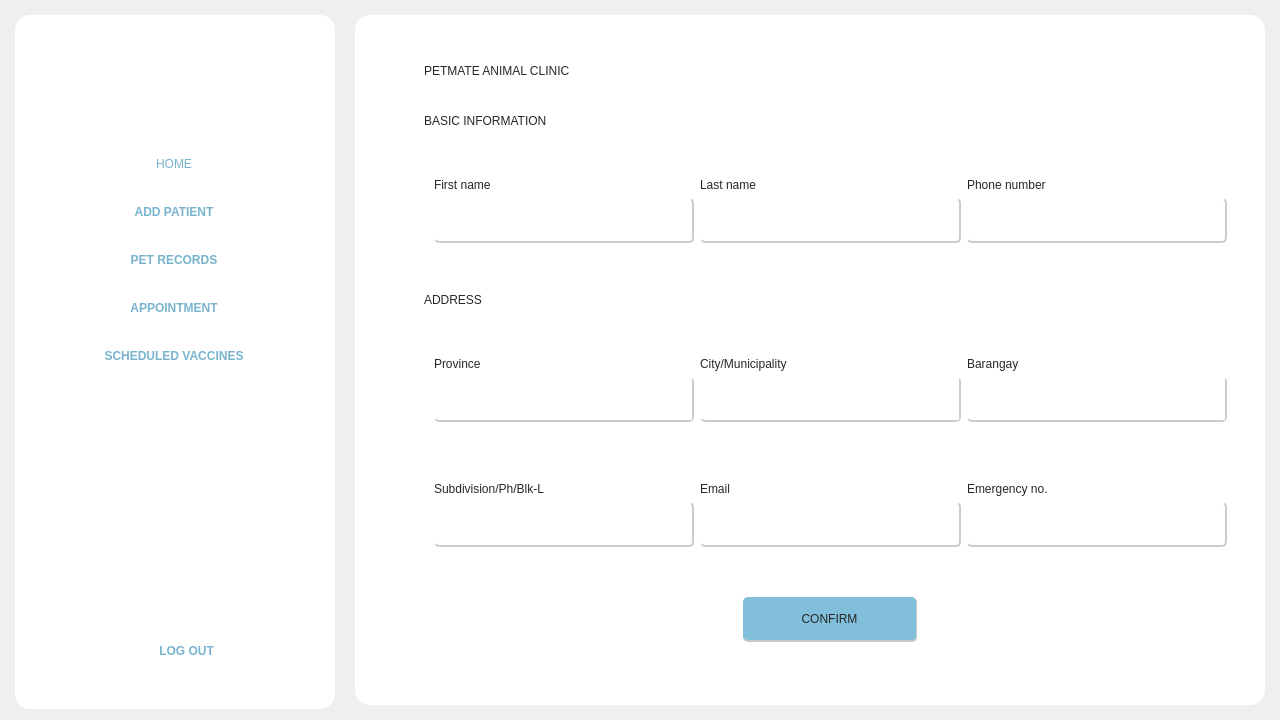
rmmln/Petmate-Desktop-Application, file Frontend/Home.ui: the form before one commit.
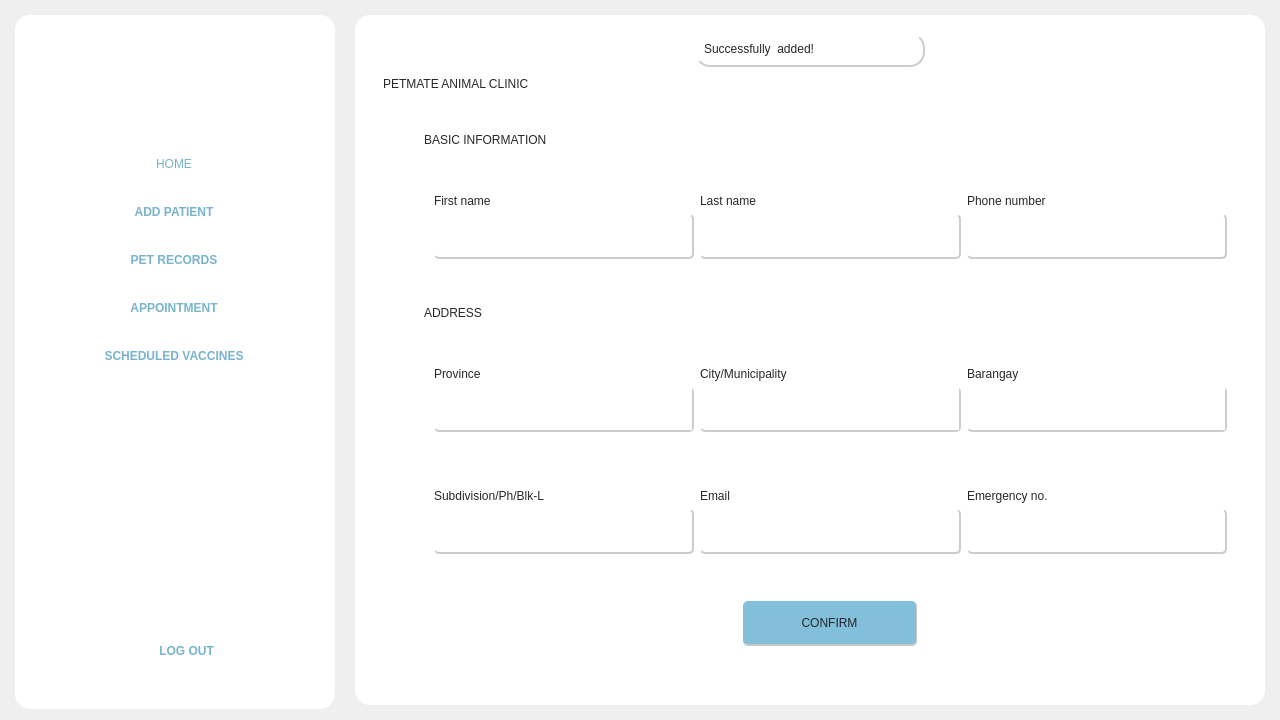
The form after the commit. Icons and pictures are not drawn.

Patch:
```diff
--- a/Frontend/Home.ui
+++ b/Frontend/Home.ui
@@ -892,8 +892,89 @@
            <property name="sizeConstraint">
             <enum>QLayout::SetDefaultConstraint</enum>
            </property>
-           <item alignment="Qt::AlignLeft|Qt::AlignTop">
+           <item alignment="Qt::AlignHCenter">
+            <widget class="QFrame" name="successfullAlert">
+             <property name="enabled">
+              <bool>true</bool>
+             </property>
+             <property name="sizePolicy">
+              <sizepolicy hsizetype="Fixed" vsizetype="Fixed">
+               <horstretch>0</horstretch>
+               <verstretch>0</verstretch>
+              </sizepolicy>
+             </property>
+             <property name="minimumSize">
+              <size>
+               <width>230</width>
+               <height>0</height>
+              </size>
+             </property>
+             <property name="maximumSize">
+              <size>
+               <width>330</width>
+               <height>16777215</height>
+              </size>
+             </property>
+             <property name="styleSheet">
+              <string notr="true">#successfullAlert{
+	border-radius:15px;
+	border-right: 2px solid #cccccc;
+    border-bottom: 2px solid #cccccc;
+	background-color:white;
+}</string>
+             </property>
+             <property name="frameShape">
+              <enum>QFrame::StyledPanel</enum>
+             </property>
+             <property name="frameShadow">
+              <enum>QFrame::Raised</enum>
+             </property>
+             <property name="lineWidth">
+              <number>1</number>
+             </property>
+             <layout class="QHBoxLayout" name="horizontalLayout_4">
+              <property name="spacing">
+               <number>0</number>
+              </property>
+              <item>
+               <widget class="QLabel" name="label_23">
+                <property name="styleSheet">
+                 <string notr="true">font: 57 16pt &quot;Montserrat Medium&quot;;
+color:rgb(39, 39, 39);
+</string>
+                </property>
+                <property name="text">
+                 <string>Successfully  added!  </string>
+                </property>
+               </widget>
+              </item>
+              <item>
+               <widget class="QLabel" name="label_22">
+                <property name="maximumSize">
+                 <size>
+                  <width>30</width>
+                  <height>30</height>
+                 </size>
+                </property>
+                <property name="text">
+                 <string/>
+                </property>
+                <property name="pixmap">
+                 <pixmap resource="resource.qrc">:/Icons/Icons/check.png</pixmap>
+                </property>
+                <property name="scaledContents">
+                 <bool>true</bool>
+                </property>
+               </widget>
+              </item>
+             </layout>
+            </widget>
+           </item>
+           <item>
             <widget class="QFrame" name="frame_2">
+             <property name="styleSheet">
+              <string notr="true"/>
+             </property>
              <property name="frameShape">
               <enum>QFrame::StyledPanel</enum>
              </property>
@@ -901,18 +982,6 @@
               <enum>QFrame::Raised</enum>
              </property>
              <layout class="QHBoxLayout" name="horizontalLayout">
-              <property name="spacing">
-               <number>70</number>
-              </property>
-              <property name="leftMargin">
-               <number>50</number>
-              </property>
-              <property name="topMargin">
-               <number>30</number>
-              </property>
-              <property name="bottomMargin">
-               <number>0</number>
-              </property>
               <item>
                <widget class="QLabel" name="label_2">
                 <property name="styleSheet">
```
Left out of the diff: 43 changed lines with no effect on the pictures.
